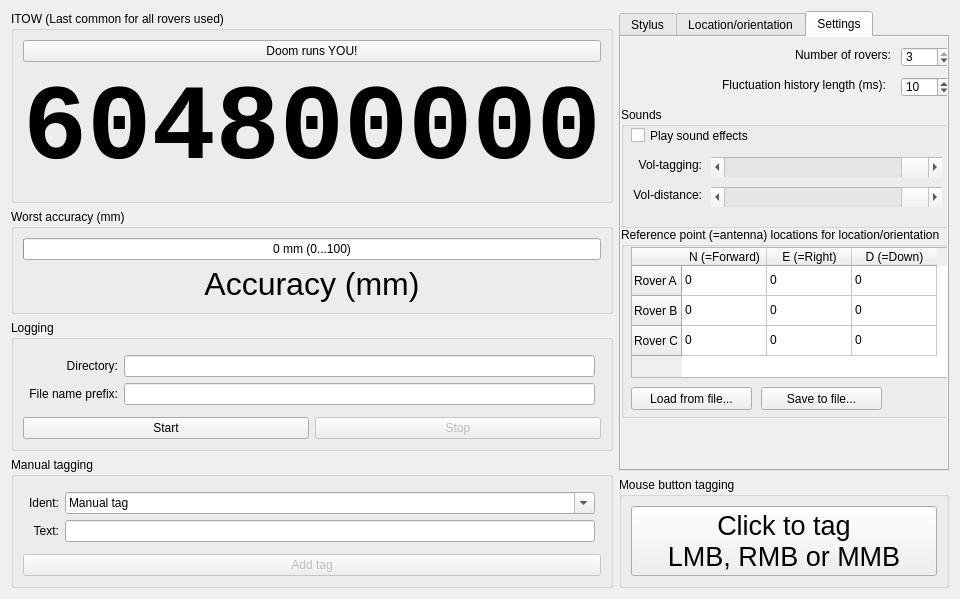
First picture: the form in essentialsform.ui, repository GNSS-Stylist/GNSS-Stylus, before the edit.
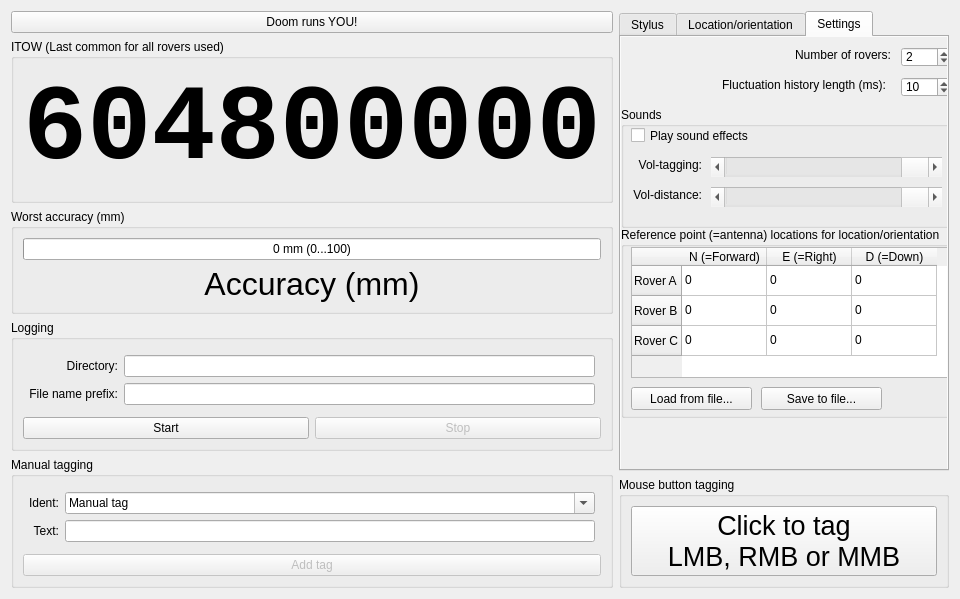
Second picture: the form after the edit. The open tabs and pages were chosen to show the change. Custom widgets are drawn as their Qt base class.

Commit message: Added comments and tidied code and UI

The edit to the form file:
```diff
--- a/essentialsform.ui
+++ b/essentialsform.ui
@@ -16,19 +16,19 @@
   <layout class="QHBoxLayout" name="horizontalLayout_2">
    <item>
     <layout class="QVBoxLayout" name="verticalLayout_Left">
+     <item>
+      <widget class="QPushButton" name="pushButton_DoomRunsYOU">
+       <property name="text">
+        <string>Doom runs YOU!</string>
+       </property>
+      </widget>
+     </item>
      <item>
       <widget class="QGroupBox" name="groupBox_iTOW_Combined">
        <property name="title">
         <string>ITOW (Last common for all rovers used)</string>
        </property>
        <layout class="QVBoxLayout" name="verticalLayout">
-        <item>
-         <widget class="QPushButton" name="pushButton_DoomRunsYOU">
-          <property name="text">
-           <string>Doom runs YOU!</string>
-          </property>
-         </widget>
-        </item>
         <item>
          <widget class="QLabel" name="label_iTOW_BIG">
           <property name="font">
@@ -656,7 +656,7 @@
           <number>3</number>
          </property>
          <property name="value">
-          <number>3</number>
+          <number>2</number>
          </property>
         </widget>
        </widget>
```
The commit also changes 4 other files.
